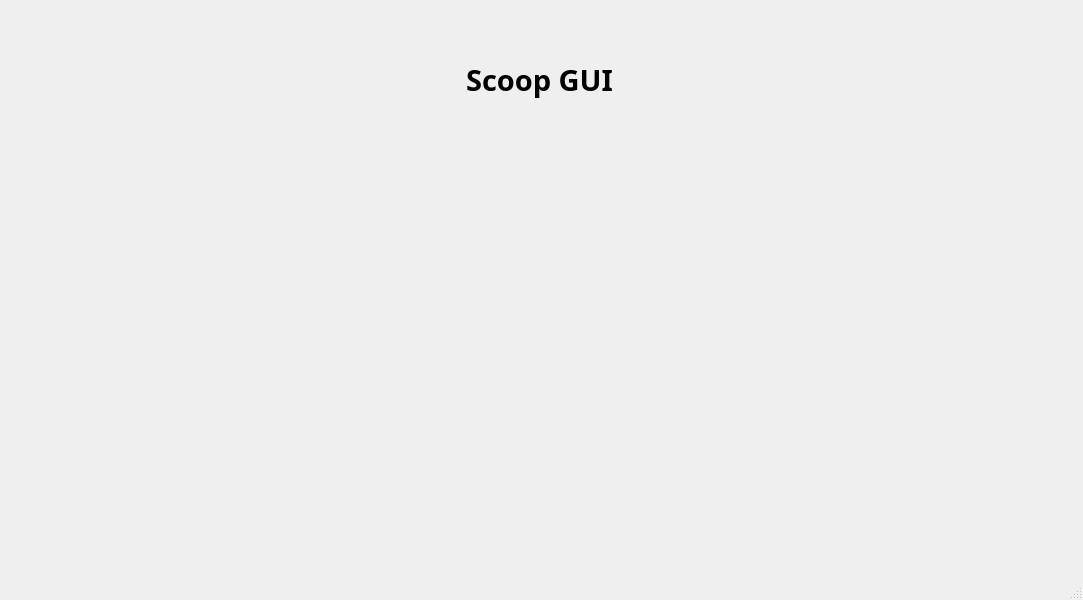
Above: scoopgui.ui from Fluorite-Apps/Fluorite-Store before the change. Below: the same form after it.
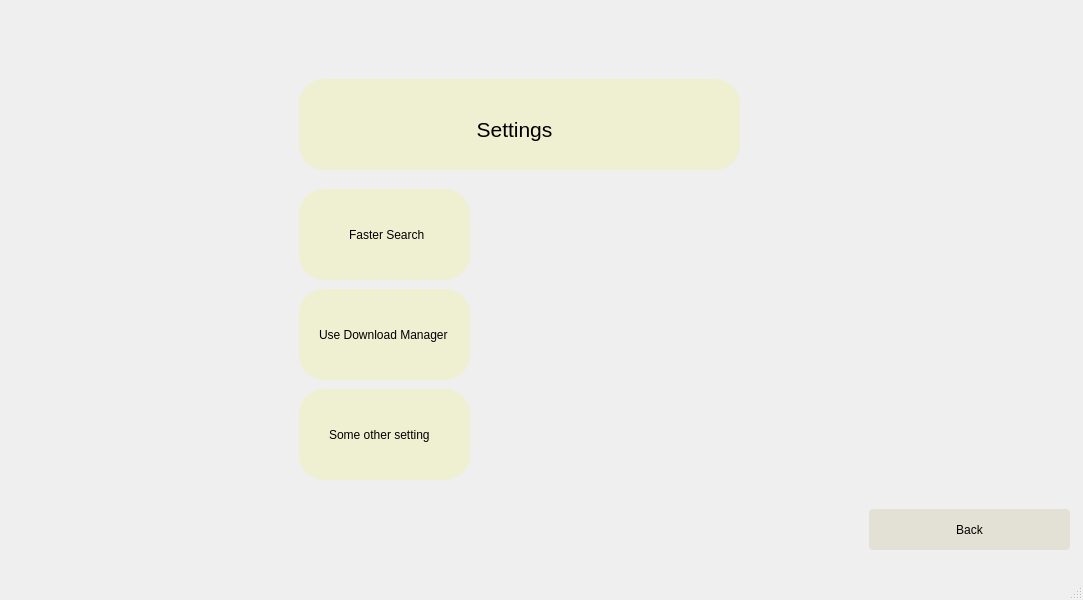
That is the form after the change. The open tabs and pages were chosen to show the change. Icons and pictures are not drawn.

Commit message: settings page, multithreading (no hangs), design, toggle widget, actual comments

The edit to the form file:
```diff
--- a/scoopgui.ui
+++ b/scoopgui.ui
@@ -27,7 +27,7 @@
      <widget class="QFrame" name="frame">
       <property name="geometry">
        <rect>
-        <x>170</x>
+        <x>50</x>
         <y>230</y>
         <width>220</width>
         <height>145</height>
@@ -63,7 +63,7 @@
      <widget class="QFrame" name="frame_2">
       <property name="geometry">
        <rect>
-        <x>420</x>
+        <x>300</x>
         <y>230</y>
         <width>220</width>
         <height>145</height>
@@ -153,6 +153,364 @@
       </property>
       <property name="alignment">
        <set>Qt::AlignCenter</set>
+      </property>
+     </widget>
+     <widget class="QFrame" name="settings_frame">
+      <property name="geometry">
+       <rect>
+        <x>800</x>
+        <y>230</y>
+        <width>251</width>
+        <height>145</height>
+       </rect>
+      </property>
+      <property name="frameShape">
+       <enum>QFrame::NoFrame</enum>
+      </property>
+      <property name="frameShadow">
+       <enum>QFrame::Raised</enum>
+      </property>
+      <property name="lineWidth">
+       <number>0</number>
+      </property>
+      <layout class="QHBoxLayout" name="settings_page_layout">
+       <property name="spacing">
+        <number>0</number>
+       </property>
+       <property name="leftMargin">
+        <number>0</number>
+       </property>
+       <property name="topMargin">
+        <number>0</number>
+       </property>
+       <property name="rightMargin">
+        <number>0</number>
+       </property>
+       <property name="bottomMargin">
+        <number>0</number>
+       </property>
+      </layout>
+     </widget>
+    </widget>
+    <widget class="QWidget" name="settings_page">
+     <widget class="QFrame" name="manage_buckets_frame_2">
+      <property name="geometry">
+       <rect>
+        <x>470</x>
+        <y>220</y>
+        <width>131</width>
+        <height>71</height>
+       </rect>
+      </property>
+      <property name="frameShape">
+       <enum>QFrame::NoFrame</enum>
+      </property>
+      <property name="frameShadow">
+       <enum>QFrame::Raised</enum>
+      </property>
+      <property name="lineWidth">
+       <number>0</number>
+      </property>
+      <layout class="QHBoxLayout" name="settings_toggle_1_layout">
+       <property name="spacing">
+        <number>0</number>
+       </property>
+       <property name="leftMargin">
+        <number>0</number>
+       </property>
+       <property name="topMargin">
+        <number>0</number>
+       </property>
+       <property name="rightMargin">
+        <number>0</number>
+       </property>
+       <property name="bottomMargin">
+        <number>0</number>
+       </property>
+      </layout>
+     </widget>
+     <widget class="QLabel" name="label_11">
+      <property name="geometry">
+       <rect>
+        <x>290</x>
+        <y>210</y>
+        <width>171</width>
+        <height>91</height>
+       </rect>
+      </property>
+      <property name="styleSheet">
+       <string notr="true">QLabel {
+            color: yellow;
+			background-color: rgb(239, 239, 210);
+			padding: 12px;
+			border-radius: 25px;
+			border-bottom: 30px shadow;
+        }</string>
+      </property>
+      <property name="text">
+       <string/>
+      </property>
+     </widget>
+     <widget class="QLabel" name="label_12">
+      <property name="geometry">
+       <rect>
+        <x>290</x>
+        <y>310</y>
+        <width>171</width>
+        <height>91</height>
+       </rect>
+      </property>
+      <property name="styleSheet">
+       <string notr="true">QLabel {
+            color: yellow;
+			background-color: rgb(239, 239, 210);
+			padding: 12px;
+			border-radius: 25px;
+			border-bottom: 30px shadow;
+        }</string>
+      </property>
+      <property name="text">
+       <string/>
+      </property>
+     </widget>
+     <widget class="QLabel" name="label_13">
+      <property name="geometry">
+       <rect>
+        <x>290</x>
+        <y>410</y>
+        <width>171</width>
+        <height>91</height>
+       </rect>
+      </property>
+      <property name="styleSheet">
+       <string notr="true">QLabel {
+            color: yellow;
+			background-color: rgb(239, 239, 210);
+			padding: 12px;
+			border-radius: 25px;
+			border-bottom: 30px shadow;
+        }</string>
+      </property>
+      <property name="text">
+       <string/>
+      </property>
+     </widget>
+     <widget class="QFrame" name="manage_buckets_frame_3">
+      <property name="geometry">
+       <rect>
+        <x>470</x>
+        <y>320</y>
+        <width>131</width>
+        <height>71</height>
+       </rect>
+      </property>
+      <property name="frameShape">
+       <enum>QFrame::NoFrame</enum>
+      </property>
+      <property name="frameShadow">
+       <enum>QFrame::Raised</enum>
+      </property>
+      <property name="lineWidth">
+       <number>0</number>
+      </property>
+      <layout class="QHBoxLayout" name="settings_toggle_2_layout">
+       <property name="spacing">
+        <number>0</number>
+       </property>
+       <property name="leftMargin">
+        <number>0</number>
+       </property>
+       <property name="topMargin">
+        <number>0</number>
+       </property>
+       <property name="rightMargin">
+        <number>0</number>
+       </property>
+       <property name="bottomMargin">
+        <number>0</number>
+       </property>
+      </layout>
+     </widget>
+     <widget class="QFrame" name="manage_buckets_frame_4">
+      <property name="geometry">
+       <rect>
+        <x>470</x>
+        <y>420</y>
+        <width>131</width>
+        <height>71</height>
+       </rect>
+      </property>
+      <property name="frameShape">
+       <enum>QFrame::NoFrame</enum>
+      </property>
+      <property name="frameShadow">
+       <enum>QFrame::Raised</enum>
+      </property>
+      <property name="lineWidth">
+       <number>0</number>
+      </property>
+      <layout class="QHBoxLayout" name="settings_toggle_3_layout">
+       <property name="spacing">
+        <number>0</number>
+       </property>
+       <property name="leftMargin">
+        <number>0</number>
+       </property>
+       <property name="topMargin">
+        <number>0</number>
+       </property>
+       <property name="rightMargin">
+        <number>0</number>
+       </property>
+       <property name="bottomMargin">
+        <number>0</number>
+       </property>
+      </layout>
+     </widget>
+     <widget class="QLabel" name="label_14">
+      <property name="geometry">
+       <rect>
+        <x>290</x>
+        <y>100</y>
+        <width>441</width>
+        <height>91</height>
+       </rect>
+      </property>
+      <property name="styleSheet">
+       <string notr="true">QLabel {
+            color: yellow;
+			
+	background-color: rgb(239, 239, 210);
+			padding: 12px;
+			border-radius: 25px;
+			border-bottom: 30px shadow;
+        }
+</string>
+      </property>
+      <property name="text">
+       <string/>
+      </property>
+     </widget>
+     <widget class="QLabel" name="title_2">
+      <property name="geometry">
+       <rect>
+        <x>330</x>
+        <y>130</y>
+        <width>351</width>
+        <height>41</height>
+       </rect>
+      </property>
+      <property name="font">
+       <font>
+        <pointsize>16</pointsize>
+       </font>
+      </property>
+      <property name="styleSheet">
+       <string notr="true">QLabel {
+            background-color: rgb(239, 239, 210);
+        }</string>
+      </property>
+      <property name="text">
+       <string>Settings</string>
+      </property>
+      <property name="alignment">
+       <set>Qt::AlignCenter</set>
+      </property>
+     </widget>
+     <widget class="QLabel" name="label">
+      <property name="geometry">
+       <rect>
+        <x>340</x>
+        <y>240</y>
+        <width>81</width>
+        <height>31</height>
+       </rect>
+      </property>
+      <property name="styleSheet">
+       <string notr="true">QLabel {
+            background-color: rgb(239, 239, 210);
+        }</string>
+      </property>
+      <property name="text">
+       <string>Faster Search</string>
+      </property>
+     </widget>
+     <widget class="QLabel" name="label_2">
+      <property name="geometry">
+       <rect>
+        <x>310</x>
+        <y>340</y>
+        <width>141</width>
+        <height>31</height>
+       </rect>
+      </property>
+      <property name="styleSheet">
+       <string notr="true">QLabel {
+            background-color: rgb(239, 239, 210);
+        }</string>
+      </property>
+      <property name="text">
+       <string>Use Download Manager</string>
+      </property>
+     </widget>
+     <widget class="QLabel" name="label_3">
+      <property name="geometry">
+       <rect>
+        <x>320</x>
+        <y>440</y>
+        <width>131</width>
+        <height>31</height>
+       </rect>
+      </property>
+      <property name="styleSheet">
+       <string notr="true">QLabel {
+            background-color: rgb(239, 239, 210);
+        }</string>
+      </property>
+      <property name="text">
+       <string>Some other setting</string>
+      </property>
+     </widget>
+     <widget class="QPushButton" name="bucket_goback_2">
+      <property name="geometry">
+       <rect>
+        <x>860</x>
+        <y>530</y>
+        <width>201</width>
+        <height>41</height>
+       </rect>
+      </property>
+      <property name="styleSheet">
+       <string notr="true">QWidget{
+    background-color: white;
+}
+
+QPushButton {
+    
+	
+	background-color: rgb(227, 225, 214);
+    padding: 10px 64px 10px 64px;
+    font: 19px 'Microsoft YaHei';
+    border: transparent;
+    border-radius: 4px;
+    /* height: 40px; */
+}
+
+QPushButton:pressed:hover {
+    background-color: rgb(153, 153, 153);
+}
+
+QPushButton:hover {
+    background-color: rgb(230, 230, 230);
+}
+
+QPushButton:disabled {
+    background-color: rgb(204, 204, 204);
+    color: rgb(122, 122, 122);
+}</string>
+      </property>
+      <property name="text">
+       <string>Back</string>
       </property>
      </widget>
     </widget>
```
Left out of the diff: 8 changed lines with no effect on the pictures. The commit also changes 2 other files.
